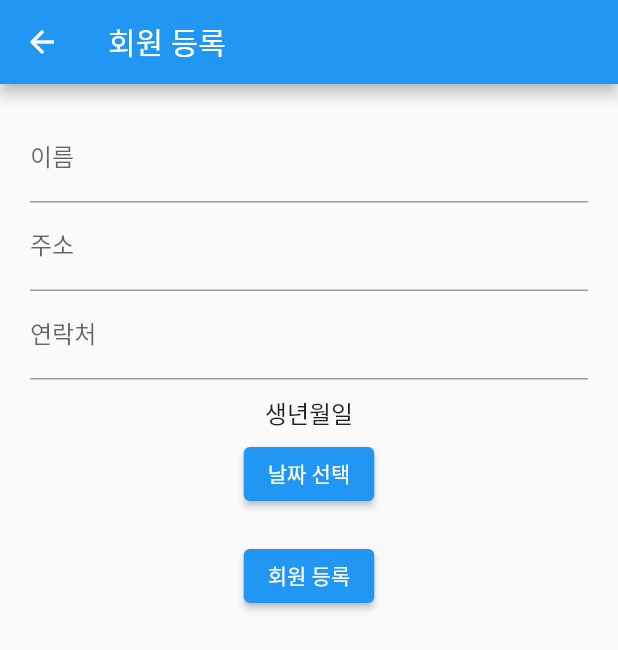
After one commit to tawans/SesacFlutterProject, a Flutter app: the screen it shows after launch, after a tap on "회원 등록", on a phone screen of 412 x 824 dp. The commit adds this screen. Shown: the top 650 px of the screen. Run offline on Flutter 3.47's test engine with Material 2 defaults, Android fonts, the phone set to English and light mode, and no system bars; our stand-ins replace shared_preferences, webview_flutter; accounts and stored records are empty.

Commit message:
:sparkles: Feat: library login and borrowed add

```diff
--- /dev/null
+++ b/book_loan_app/lib/Model/book.dart
@@ -0,0 +1,24 @@
+import 'member.dart';
+
+// 책 정보 모델
+class Book {
+  String title;
+  String author;
+  DateTime publishDate;
+  Member? borrowedBy;
+  DateTime? borrowedDate;
+  DateTime? returnDate;
+  DateTime? dueDate; // 추가된 필드: 반납 기한
+  bool isAvailable; // 추가된 필드: 대출 가능 여부
+
+  Book({
+    required this.title,
+    required this.author,
+    required this.publishDate,
+    this.borrowedBy,
+    this.borrowedDate,
+    this.returnDate,
+    this.dueDate,
+    this.isAvailable = true, // 기본값: 대출 가능
+  });
+}
--- /dev/null
+++ b/book_loan_app/lib/Model/member.dart
@@ -0,0 +1,16 @@
+// 회원 정보 모델
+class Member {
+  DateTime registrationDate;
+  String name;
+  String address;
+  String phoneNumber;
+  DateTime? birthDate;
+
+  Member({
+    required this.registrationDate,
+    required this.name,
+    required this.address,
+    required this.phoneNumber,
+    required this.birthDate,
+  });
+}
--- /dev/null
+++ b/book_loan_app/lib/login_screen.dart
@@ -0,0 +1,156 @@
+import 'package:book_loan_app/liberaryManager.dart';
+import 'package:book_loan_app/register_screen.dart';
+import 'package:flutter/material.dart';
+
+import 'Model/book.dart';
+import 'Model/member.dart';
+import 'borrowed_books_screen.dart';
+
+class LoginScreen extends StatefulWidget {
+  final LibraryManager libraryManager;
+
+  const LoginScreen({super.key, required this.libraryManager});
+
+  @override
+  _LoginScreenState createState() => _LoginScreenState();
+}
+
+class _LoginScreenState extends State<LoginScreen> {
+  TextEditingController nameController = TextEditingController();
+  TextEditingController bookTitleController = TextEditingController();
+  TextEditingController bookAuthorController = TextEditingController();
+
+  void login() {
+    String name = nameController.text;
+
+    // 등록된 회원 목록에서 입력한 이름과 일치하는 회원 찾기
+    Member? member = widget.libraryManager.getMemberByName(name);
+
+    if (member != null) {
+      // 회원이 존재하면 로그인 처리
+      widget.libraryManager.setLoggedInMember(member);
+
+      // 대출 목록 화면으로 이동
+      Navigator.push(
+        context,
+        MaterialPageRoute(
+          builder: (context) =>
+              BorrowedBooksScreen(libraryManager: widget.libraryManager),
+        ),
+      );
+    } else {
+      // 회원이 존재하지 않는 경우에는 알림 표시
+      showDialog(
+        context: context,
+        builder: (context) => AlertDialog(
+          title: Text('로그인 실패'),
+          content: Text('입력한 이름으로 등록된 회원이 없습니다.'),
+          actions: [
+            ElevatedButton(
+              onPressed: () => Navigator.pop(context),
+              child: Text('확인'),
+            ),
+          ],
+        ),
+      );
+    }
+  }
+
+  void navigateToRegisterScreen() {
+    Navigator.push(
+      context,
+      MaterialPageRoute(
+        builder: (context) =>
+            RegisterScreen(libraryManager: widget.libraryManager),
+      ),
+    );
+  }
+
+  void registerBook() {
+    String title = bookTitleController.text;
+    String author = bookAuthorController.text;
+
+    // 새로운 책 객체 생성
+    Book newBook = Book(
+      title: title,
+      author: author,
+      publishDate: DateTime.now(),
+      isAvailable: true,
+    );
+
+    // 도서관 관리자에게 책 등록 요청
+    widget.libraryManager.registerBook(newBook);
+
+    // 책 등록 후 입력 필드 초기화
+    bookTitleController.clear();
+    bookAuthorController.clear();
+
+    // 책 등록 후 알림 표시
+    showDialog(
+      context: context,
+      builder: (context) => AlertDialog(
+        title: Text('책 등록'),
+        content: Text('책이 성공적으로 등록되었습니다.'),
+        actions: [
+          ElevatedButton(
+            onPressed: () => Navigator.pop(context),
+            child: Text('확인'),
+          ),
+        ],
+      ),
+    );
+  }
+
+  @override
+  Widget build(BuildContext context) {
+    return Scaffold(
+      appBar: AppBar(
+        title: Text('로그인'),
+      ),
+      body: Padding(
+        padding: EdgeInsets.all(20),
+        child: Column(
+          children: [
+            TextField(
+              controller: nameController,
+              decoration: InputDecoration(labelText: '이름'),
+            ),
+            SizedBox(height: 20),
+            ElevatedButton(
+              onPressed: login,
+              child: Text('로그인'),
+            ),
+            SizedBox(height: 10),
+            TextButton(
+              onPressed: navigateToRegisterScreen,
+              child: Text('회원 등록'),
+            ),
+            SizedBox(height: 20),
+            Text(
+              '책 등록',
+              style: TextStyle(
+                fontSize: 16,
+                fontWeight: FontWeight.bold,
+              ),
+            ),
+            SizedBox(height: 10),
+            TextField(
+              controller: bookTitleController,
+              decoration: InputDecoration(labelText: '책 제목'),
+            ),
+            SizedBox(height: 10),
+            TextField(
+              controller: bookAuthorController,
+              decoration: InputDecoration(labelText: '저자'),
+            ),
+            SizedBox(height: 10),
+            ElevatedButton(
+              onPressed: registerBook,
+              child: Text('책 등록'),
+            ),
+          ],
+        ),
+      ),
+    );
+  }
+}
--- a/book_loan_app/lib/main.dart
+++ b/book_loan_app/lib/main.dart
@@ -1,21 +1,25 @@
 import 'package:flutter/material.dart';
 
+import 'liberaryManager.dart';
+import 'login_screen.dart';
+
 void main() {
-  runApp(const MyApp());
+  runApp(MyApp());
 }
 
 class MyApp extends StatelessWidget {
-  const MyApp({super.key});
+  final LibraryManager libraryManager = LibraryManager();
+
+  MyApp({super.key});
 
   @override
   Widget build(BuildContext context) {
     return MaterialApp(
-      title: 'Flutter Demo',
+      title: '도서대출 관리 앱',
       theme: ThemeData(
-        colorScheme: ColorScheme.fromSeed(seedColor: Colors.deepPurple),
-        useMaterial3: true,
+        primarySwatch: Colors.blue,
       ),
-      home: const MyHomePage(title: 'Flutter Demo Home Page'),
+      home: LoginScreen(libraryManager: libraryManager),
     );
   }
 }
--- /dev/null
+++ b/book_loan_app/lib/register_screen.dart
@@ -0,0 +1,105 @@
+import 'package:book_loan_app/liberaryManager.dart';
+import 'package:flutter/material.dart';
+import 'package:intl/intl.dart';
+
+import 'Model/member.dart';
+
+class RegisterScreen extends StatefulWidget {
+  final LibraryManager libraryManager;
+
+  RegisterScreen({required this.libraryManager});
+
+  @override
+  _RegisterScreenState createState() => _RegisterScreenState();
+}
+
+class _RegisterScreenState extends State<RegisterScreen> {
+  TextEditingController nameController = TextEditingController();
+  TextEditingController addressController = TextEditingController();
+  TextEditingController phoneNumberController = TextEditingController();
+  DateTime? birthDate;
+
+  void registerMember() {
+    String name = nameController.text;
+    String address = addressController.text;
+    String phoneNumber = phoneNumberController.text;
+
+    // 새로운 멤버 생성
+    Member member = Member(
+      registrationDate: DateTime.now(),
+      name: name,
+      address: address,
+      phoneNumber: phoneNumber,
+      birthDate: birthDate,
+    );
+
+    // 라이브러리 관리자에 멤버 등록
+    widget.libraryManager.addMember(member);
+
+    // 회원 등록 후 이전 화면으로 돌아가기
+    Navigator.pop(context);
+  }
+
+  // 생년월일 선택
+  void selectBirthDate() async {
+    DateTime? pickedDate = await showDatePicker(
+      context: context,
+      initialDate: DateTime.now(),
+      firstDate: DateTime(1900),
+      lastDate: DateTime.now(),
+    );
+
+    if (pickedDate != null) {
+      setState(() {
+        birthDate = pickedDate;
+      });
+    }
+  }
+
+  @override
+  Widget build(BuildContext context) {
+    return Scaffold(
+      appBar: AppBar(
+        title: Text('회원 등록'),
+      ),
+      body: Padding(
+        padding: EdgeInsets.all(20),
+        child: Column(
+          children: [
+            TextField(
+              controller: nameController,
+              decoration: InputDecoration(labelText: '이름'),
+            ),
+            TextField(
+              controller: addressController,
+              decoration: InputDecoration(labelText: '주소'),
+            ),
+            TextField(
+              controller: phoneNumberController,
+              decoration: InputDecoration(labelText: '연락처'),
+            ),
+            SizedBox(height: 10),
+            Text(
+              '생년월일',
+              style: TextStyle(fontSize: 16),
+            ),
+            SizedBox(height: 5),
+            ElevatedButton(
+              onPressed: selectBirthDate,
+              child: Text(
+                birthDate != null
+                    ? DateFormat('yyyy/MM/dd').format(birthDate!)
+                    : '날짜 선택',
+              ),
+            ),
+            SizedBox(height: 20),
+            ElevatedButton(
+              onPressed: registerMember,
+              child: Text('회원 등록'),
+            ),
+          ],
+        ),
+      ),
+    );
+  }
+}
--- a/book_loan_app/pubspec.yaml
+++ b/book_loan_app/pubspec.yaml
@@ -35,6 +35,9 @@ dependencies:
   # The following adds the Cupertino Icons font to your application.
   # Use with the CupertinoIcons class for iOS style icons.
   cupertino_icons: ^1.0.2
+  intl: ^0.18.1
+  path_provider: ^2.0.15
+  csv: ^5.0.2
 
 dev_dependencies:
   flutter_test:
```
Also changed, not shown: book_loan_app/lib/borrowed_books_screen.dart (added, +124 -0 lines), book_loan_app/lib/liberaryManager.dart (added, +139 -0 lines), 3 other files.
